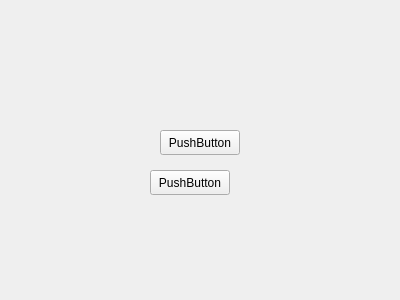
The window that godel_plugins/src/widgets/blend_tool_param_window.ui (ros-industrial-attic/godel) describes before a commit, drawn with Qt 5.
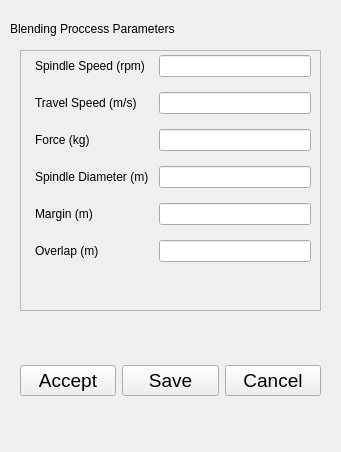
The same window after the commit.

Commit message: Added GUI for bledning parameters

Diff of the .ui file:
```diff
--- a/godel_plugins/src/widgets/blend_tool_param_window.ui
+++ b/godel_plugins/src/widgets/blend_tool_param_window.ui
@@ -6,37 +6,184 @@
    <rect>
     <x>0</x>
     <y>0</y>
-    <width>400</width>
-    <height>300</height>
+    <width>341</width>
+    <height>452</height>
    </rect>
   </property>
   <property name="windowTitle">
    <string>Form</string>
   </property>
-  <widget class="QPushButton" name="pushButton">
+  <widget class="QWidget" name="horizontalLayoutWidget">
    <property name="geometry">
     <rect>
-     <x>160</x>
-     <y>130</y>
-     <width>80</width>
-     <height>25</height>
+     <x>20</x>
+     <y>330</y>
+     <width>301</width>
+     <height>101</height>
     </rect>
    </property>
-   <property name="text">
-    <string>PushButton</string>
+   <layout class="QHBoxLayout" name="horizontalLayout">
+    <item>
+     <widget class="QPushButton" name="PushButtonAccept">
+      <property name="font">
+       <font>
+        <pointsize>14</pointsize>
+       </font>
+      </property>
+      <property name="text">
+       <string>Accept</string>
+      </property>
+     </widget>
+    </item>
+    <item>
+     <widget class="QPushButton" name="PushButtonSave">
+      <property name="font">
+       <font>
+        <pointsize>14</pointsize>
+       </font>
+      </property>
+      <property name="text">
+       <string>Save</string>
+      </property>
+     </widget>
+    </item>
+    <item>
+     <widget class="QPushButton" name="PushButtonCancel">
+      <property name="font">
+       <font>
+        <pointsize>14</pointsize>
+       </font>
+      </property>
+      <property name="text">
+       <string>Cancel</string>
+      </property>
+     </widget>
+    </item>
+   </layout>
+  </widget>
+  <widget class="QWidget" name="formLayoutWidget">
+   <property name="geometry">
+    <rect>
+     <x>20</x>
+     <y>40</y>
+     <width>301</width>
+     <height>271</height>
+    </rect>
    </property>
+   <layout class="QFormLayout" name="formLayout">
+    <property name="sizeConstraint">
+     <enum>QLayout::SetNoConstraint</enum>
+    </property>
+    <property name="fieldGrowthPolicy">
+     <enum>QFormLayout::AllNonFixedFieldsGrow</enum>
+    </property>
+    <property name="horizontalSpacing">
+     <number>10</number>
+    </property>
+    <property name="verticalSpacing">
+     <number>15</number>
+    </property>
+    <property name="leftMargin">
+     <number>15</number>
+    </property>
+    <property name="topMargin">
+     <number>15</number>
+    </property>
+    <property name="rightMargin">
+     <number>10</number>
+    </property>
+    <property name="bottomMargin">
+     <number>10</number>
+    </property>
+    <item row="0" column="0">
+     <widget class="QLabel" name="labelSpindleSpeed">
+      <property name="text">
+       <string>Spindle Speed (rpm)</string>
+      </property>
+     </widget>
+    </item>
+    <item row="0" column="1">
+     <widget class="QLineEdit" name="LineEditSpindleSpeed"/>
+    </item>
+    <item row="1" column="0">
+     <widget class="QLabel" name="labelTravelSpeed">
+      <property name="text">
+       <string>Travel Speed (m/s)</string>
+      </property>
+     </widget>
+    </item>
+    <item row="1" column="1">
+     <widget class="QLineEdit" name="LineEditTravelSpeed"/>
+    </item>
+    <item row="2" column="0">
+     <widget class="QLabel" name="labelForce">
+      <property name="text">
+       <string>Force (kg)</string>
+      </property>
+     </widget>
+    </item>
+    <item row="2" column="1">
+     <widget class="QLineEdit" name="LineEditForce"/>
+    </item>
+    <item row="3" column="0">
+     <widget class="QLabel" name="labelSpindleDiameter">
+      <property name="text">
+       <string>Spindle Diameter (m)</string>
+      </property>
+     </widget>
+    </item>
+    <item row="3" column="1">
+     <widget class="QLineEdit" name="LineEditSpindleDiameter"/>
+    </item>
+    <item row="4" column="0">
+     <widget class="QLabel" name="labelMargin">
+      <property name="text">
+       <string>Margin (m)</string>
+      </property>
+     </widget>
+    </item>
+    <item row="4" column="1">
+     <widget class="QLineEdit" name="LineEditMargin"/>
+    </item>
+    <item row="5" column="0">
+     <widget class="QLabel" name="labelOverlap">
+      <property name="text">
+       <string>Overlap (m)</string>
+      </property>
+     </widget>
+    </item>
+    <item row="5" column="1">
+     <widget class="QLineEdit" name="lineEditOverlap"/>
+    </item>
+   </layout>
   </widget>
-  <widget class="QPushButton" name="pushButton_2">
+  <widget class="QFrame" name="frame">
    <property name="geometry">
     <rect>
-     <x>150</x>
-     <y>170</y>
-     <width>80</width>
-     <height>25</height>
+     <x>20</x>
+     <y>50</y>
+     <width>301</width>
+     <height>261</height>
     </rect>
    </property>
+   <property name="frameShape">
+    <enum>QFrame::StyledPanel</enum>
+   </property>
+   <property name="frameShadow">
+    <enum>QFrame::Raised</enum>
+   </property>
+  </widget>
+  <widget class="QLabel" name="label">
+   <property name="geometry">
+    <rect>
+     <x>10</x>
+     <y>20</y>
+     <width>231</width>
+     <height>17</height>
+    </rect>
+   </property>
    <property name="text">
-    <string>PushButton</string>
+    <string>Blending Proccess Parameters</string>
    </property>
   </widget>
  </widget>
```
Left out of the diff: 5 changed lines with no effect on the pictures. The commit also changes 8 other files.
